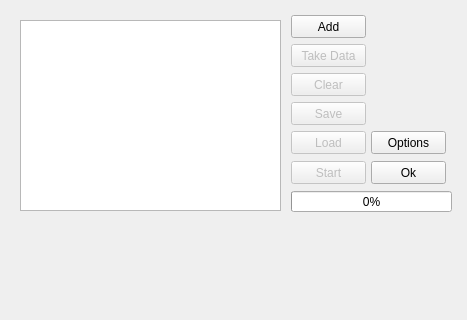
This is SpidrMpx3Eq/qcstmBHWindow.ui in navrit/dexter as Qt 5 draws it before an edit; both pictures show x 0 to 467 and y 0 to 320 of the 467 by 584 pixel window. The edited form follows.
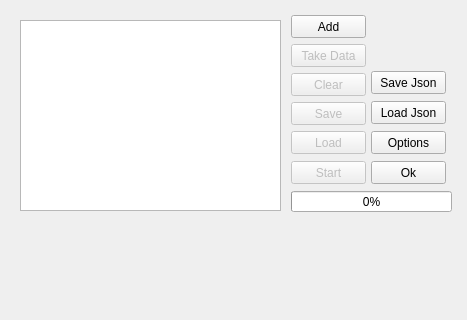
This is the edited form. Custom widgets are drawn as their Qt base class.

What changed in the file:
```diff
--- a/SpidrMpx3Eq/qcstmBHWindow.ui
+++ b/SpidrMpx3Eq/qcstmBHWindow.ui
@@ -175,6 +175,32 @@
        <string>Ok</string>
       </property>
      </widget>
+     <widget class="QPushButton" name="loadJsonButton">
+      <property name="geometry">
+       <rect>
+        <x>360</x>
+        <y>90</y>
+        <width>75</width>
+        <height>23</height>
+       </rect>
+      </property>
+      <property name="text">
+       <string>Load Json</string>
+      </property>
+     </widget>
+     <widget class="QPushButton" name="saveJsonButton">
+      <property name="geometry">
+       <rect>
+        <x>360</x>
+        <y>60</y>
+        <width>75</width>
+        <height>23</height>
+       </rect>
+      </property>
+      <property name="text">
+       <string>Save Json</string>
+      </property>
+     </widget>
     </widget>
    </item>
   </layout>
```
Left out of the diff: 1 changed line with no effect on the pictures.
